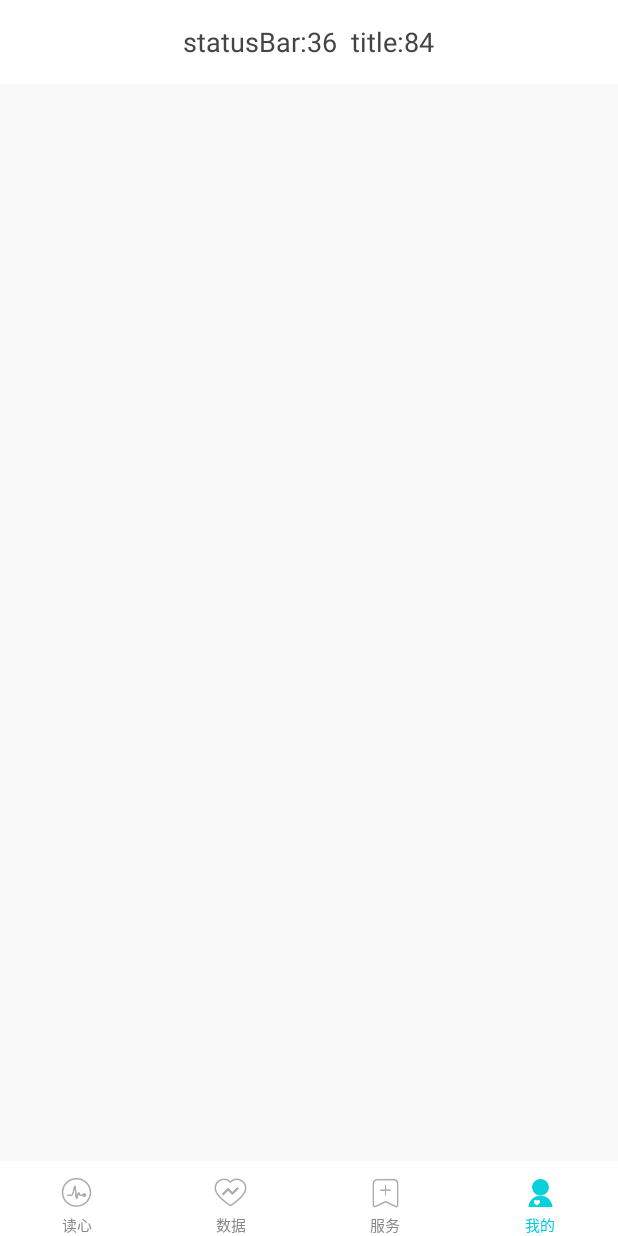
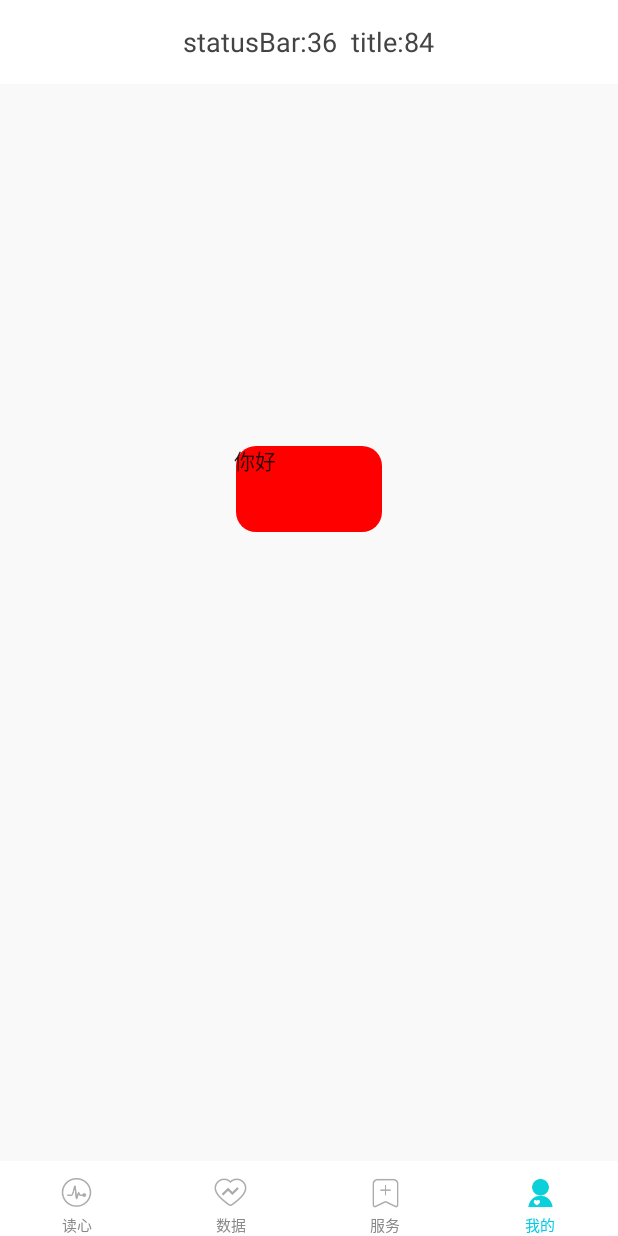
Before and after one commit to androidjia/BaseComponent, an Android app: the screen it shows after launch (MainActivity), item 4 of the bottom bar chosen, on a phone screen of 412 x 824 dp. Run offline under Robolectric (Android 15) with nearby library versions, the phone set to English and light mode, and no system bars; our stand-ins replace Room's generated code, RxJava, data binding; libraries missing offline, so code that uses them is left out: com.scwang.smart; 6 statements that could not run were skipped.

Commit message:
自定义控件

```diff
--- a/app/src/main/java/com/jjs/zero/basecomponent/fragment/FragmentMine.java
+++ b/app/src/main/java/com/jjs/zero/basecomponent/fragment/FragmentMine.java
@@ -2,6 +2,7 @@ package com.jjs.zero.basecomponent.fragment;
 
 import android.app.Activity;
 import android.content.Intent;
+import android.graphics.Color;
 import android.util.Log;
 import android.view.View;
 
@@ -64,6 +65,12 @@ public class FragmentMine extends BaseFragment<FragmentMineBinding> {
                 }
             }
         });
+
+//        viewBinding.tvPlus.setRadius(10);
+//        viewBinding.tvPlus.setRadiusWithStroke(10,Color.BLUE,4);
+        viewBinding.tvPlus.setBgRadiusWithStroke(20,Color.RED,0,4);
+        viewBinding.tvPlus.setText("你好");
+        viewBinding.tvPlus.setShadowLayer(10,20,10,Color.RED);
     }
 
     @Override
--- /dev/null
+++ b/app/src/main/java/com/jjs/zero/basecomponent/widget/TextViewPlus.java
@@ -0,0 +1,131 @@
+package com.jjs.zero.basecomponent.widget;
+
+import android.content.Context;
+import android.content.res.TypedArray;
+import android.graphics.Color;
+import android.graphics.Paint;
+import android.graphics.RectF;
+import android.graphics.drawable.Drawable;
+import android.graphics.drawable.GradientDrawable;
+import android.graphics.drawable.ShapeDrawable;
+import android.graphics.drawable.shapes.RoundRectShape;
+import android.util.AttributeSet;
+import android.util.TypedValue;
+
+import androidx.annotation.ColorInt;
+import androidx.annotation.Dimension;
+import androidx.annotation.DrawableRes;
+import androidx.annotation.NonNull;
+import androidx.annotation.Nullable;
+import androidx.appcompat.widget.AppCompatTextView;
+
+import com.jjs.zero.basecomponent.R;
+
+/**
+ * @Author: jiajunshuai
+ * @CreateTime: 2020/12/7
+ * @Details: <动态设置圆角的TextView>
+ */
+public class TextViewPlus extends AppCompatTextView {
+
+    private float radiusAll;
+    private float leftTR;
+    private float rightTR;
+    private float rightBR;
+    private float leftBR;
+    private int strokeWidth;
+
+    private @ColorInt int colorBg;
+    private @ColorInt int strokeColor;
+
+    public TextViewPlus(@NonNull Context context) {
+        this(context,null);
+    }
+
+    public TextViewPlus(@NonNull Context context, @Nullable AttributeSet attrs) {
+        this(context, attrs,0);
+    }
+
+    public TextViewPlus(@NonNull Context context, @Nullable AttributeSet attrs, int defStyleAttr) {
+        super(context, attrs, defStyleAttr);
+        TypedArray array = context.obtainStyledAttributes(attrs, R.styleable.TextViewPlus);
+        radiusAll = array.getDimension(R.styleable.TextViewPlus_radiusAll,0f);
+        leftTR = array.getDimension(R.styleable.TextViewPlus_leftTopRadius,0f);
+        leftBR = array.getDimension(R.styleable.TextViewPlus_leftBottomRadius,0f);
+        rightTR = array.getDimension(R.styleable.TextViewPlus_rightTopRadius,0f);
+        rightBR = array.getDimension(R.styleable.TextViewPlus_rightBottomRadius,0f);
+        colorBg = array.getColor(R.styleable.TextViewPlus_bgColor,Color.WHITE);
+        strokeColor = array.getColor(R.styleable.TextViewPlus_strokeColor,Color.WHITE);
+        strokeWidth = array.getDimensionPixelSize(R.styleable.TextViewPlus_strokeWidths,0);
+        array.recycle();
+        if (radiusAll>0) {
+            setBg(radiusAll,radiusAll,radiusAll,radiusAll,colorBg,strokeColor,strokeWidth);
+        } else if (leftTR>0 || rightTR>0 || rightBR>0 || leftBR>0 || strokeWidth>0){
+            setBg(leftTR,rightTR,rightBR,leftBR,colorBg,strokeColor,strokeWidth);
+        }
+
+    }
+
+    public void setRadius(@Dimension float radiusAll) {
+        setRadiusWithStroke(radiusAll,0,0);
+    }
+
+    public void setRadiusWithStroke(float radiusAll,@ColorInt int strokeColor,int strokeWidth) {
+        setRadiusWithStroke(radiusAll,radiusAll,radiusAll,radiusAll,strokeColor,strokeWidth);
+    }
+
+    public void setRadiusWithStroke(float leftTopRadius, float rightTopRadius, float rightBottomRadius,float leftBottomRadius,@ColorInt int strokeColor,int strokeWidth) {
+        setBgRadiusWithStroke(leftTopRadius,rightTopRadius,rightBottomRadius,leftBottomRadius,Color.WHITE,strokeColor,strokeWidth);
+    }
+
+    public void setBgRadius(float radiusAll, @ColorInt int colorBg) {
+        setBgRadius(radiusAll,radiusAll,radiusAll,radiusAll,colorBg);
+    }
+    public void setBgRadius(float leftTopRadius, float rightTopRadius, float rightBottomRadius,float leftBottomRadius, @ColorInt int colorBg) {
+        setBg(leftTopRadius,rightTopRadius,rightBottomRadius,leftBottomRadius,colorBg,0,0);
+    }
+
+    public void setBgRadiusWithStroke(float radiusAll, @ColorInt int colorBg,@ColorInt int strokeColor,int strokeWidth) {
+        setBgRadiusWithStroke(radiusAll,radiusAll,radiusAll,radiusAll,colorBg,strokeColor,strokeWidth);
+    }
+
+    public void setBgRadiusWithStroke(float leftTopRadius, float rightTopRadius, float rightBottomRadius,float leftBottomRadius, @ColorInt int colorBg,@ColorInt int strokeColor,int strokeWidth) {
+        setBg(leftTopRadius,rightTopRadius,rightBottomRadius,leftBottomRadius,colorBg,strokeColor,strokeWidth);
+    }
+
+    /**
+     *
+     * @param leftTopRadius
+     * @param rightTopRadius
+     * @param rightBottomRadius
+     * @param leftBottomRadius
+     * @param colorBg               背景色
+     * @param strokeColor           边框线颜色
+     * @param strokeWidth           线宽
+     */
+    private void setBg(float leftTopRadius, float rightTopRadius, float rightBottomRadius,float leftBottomRadius,@ColorInt int colorBg,@ColorInt int strokeColor,int strokeWidth){
+        this.leftTR = leftTopRadius;
+        this.rightTR = rightTopRadius;
+        this.rightBR = rightBottomRadius;
+        this.leftBR = leftBottomRadius;
+        this.colorBg = colorBg;
+        this.strokeColor = strokeColor;
+        this.strokeWidth = strokeWidth;
+        GradientDrawable gradientDrawable  = new GradientDrawable();
+        gradientDrawable.setColor(colorBg);
+//        if (isAllRadius) {
+//            gradientDrawable.setCornerRadius(leftTopRadius);
+//        } else {
+        if (leftTopRadius >0 || rightTopRadius >0 || rightBottomRadius > 0 || leftBottomRadius > 0){
+            float[] outRadii = new float[] { leftTopRadius, leftTopRadius,rightTopRadius, rightTopRadius,
+                    rightBottomRadius,rightBottomRadius,leftBottomRadius,leftBottomRadius};
+            gradientDrawable.setCornerRadii(outRadii);
+        }
+
+        if (strokeWidth>0) gradientDrawable.setStroke(strokeWidth,strokeColor);
+
+        this.setBackground(gradientDrawable);
+    }
+
+
+}
--- /dev/null
+++ b/app/src/main/java/com/jjs/zero/basecomponent/widget/TrasConst.java
@@ -0,0 +1,85 @@
+package com.jjs.zero.basecomponent.widget;
+
+import android.content.Context;
+import android.graphics.Canvas;
+import android.graphics.Color;
+import android.graphics.Paint;
+import android.graphics.Path;
+import android.util.AttributeSet;
+import android.util.Log;
+import android.view.View;
+
+import androidx.annotation.NonNull;
+import androidx.annotation.Nullable;
+
+import com.jjs.zero.utilslibrary.utils.DensityUtils;
+
+/**
+ * @Author: jiajunshuai
+ * @CreateTime: 2020/12/2
+ * @Details: <功能描述>
+ */
+public class TrasConst extends View {
+
+    private Paint paint;
+    private Path path;
+    private int count = 5;//分段
+    private int current = 2;//选中段落
+    private int width;
+    private int height;
+    private float transTopY = 0;
+    public TrasConst(@NonNull Context context) {
+        this(context,null);
+    }
+
+    public TrasConst(@NonNull Context context, @Nullable AttributeSet attrs) {
+        this(context, attrs,0);
+    }
+
+    public TrasConst(@NonNull Context context, @Nullable AttributeSet attrs, int defStyleAttr) {
+        super(context, attrs, defStyleAttr);
+
+        paint = new Paint();
+        paint.setAntiAlias(true);
+        paint.setDither(true);
+        paint.setStyle(Paint.Style.STROKE);
+        paint.setColor(Color.parseColor("#00D46A"));
+        paint.setStrokeWidth(2);
+        path = new Path();
+        transTopY = DensityUtils.dp2px(13);
+    }
+
+    public int getCount() {
+        return count;
+    }
+
+    public void setCount(int count) {
+        this.count = count;
+    }
+
+    public int getCurrent() {
+        return current;
+    }
+
+    public void setCurrent(int current) {
+        this.current = current;
+    }
+
+    @Override
+    protected void onDraw(Canvas canvas) {
+        super.onDraw(canvas);
+        width = getWidth();
+        height = getHeight();
+//        Log.i("zero=====","onDraw:"+width+" h:"+height);
+        //9圆角
+        path.moveTo(0,transTopY);
+        float top = (float)(current-0.5)*(float) width/count;
+        Log.i("zero=====","onDraw:"+width+" h:"+height+" top:"+top);
+        path.lineTo(top-DensityUtils.dp2px(3),transTopY);
+        path.lineTo(top,0);
+        path.lineTo(top+DensityUtils.dp2px(3),transTopY);
+        path.lineTo(width,transTopY);
+        canvas.drawPath(path,paint);
+
+    }
+}
--- /dev/null
+++ b/app/src/main/res/drawable/ripple_item.xml
@@ -0,0 +1,5 @@
+<?xml version="1.0" encoding="utf-8"?>
+<ripple xmlns:android="http://schemas.android.com/apk/res/android"
+    android:color="@color/colorPrimary">
+    <item android:drawable="@color/color_white"/>
+</ripple>
--- a/app/src/main/res/layout/adapter_fragment_data_item.xml
+++ b/app/src/main/res/layout/adapter_fragment_data_item.xml
@@ -10,7 +10,8 @@
 
     <androidx.constraintlayout.widget.ConstraintLayout
         android:layout_width="match_parent"
-        android:layout_height="wrap_content">
+        android:layout_height="wrap_content"
+        android:background="@drawable/ripple_item">
         <TextView
             android:layout_width="0dp"
             android:layout_height="60dp"
--- a/app/src/main/res/layout/fragment_home.xml
+++ b/app/src/main/res/layout/fragment_home.xml
@@ -15,6 +15,7 @@
             android:layout_height="60dp"
             android:text="Hello World! fragment1"
             android:gravity="center"
+            app:bindRipple="@{@drawable/kfbkd}"
             app:layout_constraintStart_toStartOf="parent"
             app:layout_constraintEnd_toEndOf="parent"
             app:layout_constraintTop_toTopOf="parent" />
--- a/app/src/main/res/layout/fragment_mine.xml
+++ b/app/src/main/res/layout/fragment_mine.xml
@@ -19,5 +19,14 @@
             app:layout_constraintRight_toRightOf="parent"
             app:layout_constraintTop_toTopOf="parent"
             app:imgCircleUrl="@{null}"/>
+
+        <com.jjs.zero.basecomponent.widget.TextViewPlus
+            android:id="@+id/tv_plus"
+            android:layout_width="100dp"
+            android:layout_height="60dp"
+            android:layout_marginTop="100dp"
+            app:layout_constraintLeft_toLeftOf="parent"
+            app:layout_constraintRight_toRightOf="parent"
+            app:layout_constraintTop_toBottomOf="@id/iv_header"/>
     </androidx.constraintlayout.widget.ConstraintLayout>
 </layout>
```
Also changed, not shown: app/src/main/java/com/jjs/zero/basecomponent/commonbind/CommonBind.java (+18 -0 lines), app/src/main/java/com/jjs/zero/basecomponent/widget/IdentifyCodeEditText.java (added, +353 -0 lines), app/src/main/res/layout/fragment_service.xml (+23 -0 lines), app/src/main/res/values/attrs.xml (added, +30 -0 lines), 1 other file.
